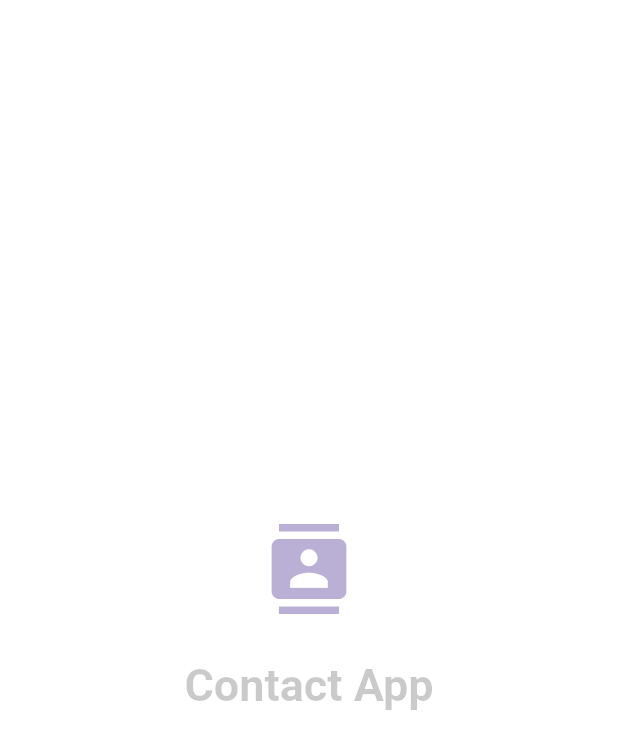
After one commit to tvishabhatt/Platfrom_Converter_app-Conatct-app-, a Flutter app: the Splace_Screen screen opened directly, on a phone screen of 412 x 824 dp. The commit adds this screen. Shown: the top 749 px of the screen. Run offline on Flutter 3.47's test engine with Material 2 defaults, Android fonts, the phone set to English and light mode, and no system bars; our stand-ins replace image_picker, shared_preferences; accounts and stored records are empty.

Commit message:
"platfrom_Convert_app_pr1"

```diff
--- /dev/null
+++ b/lib/Splace_Screen.dart
@@ -0,0 +1,68 @@
+import 'package:flutter/material.dart';
+import 'package:platform_converter_app/ThemeProvider.dart';
+import 'package:platform_converter_app/android_contact.dart';
+import 'package:provider/provider.dart';
+
+class Splace_Screen extends StatefulWidget{
+  @override
+  State<StatefulWidget> createState() {
+    // TODO: implement createState
+    return Splace_ScreenState();
+  }
+
+}
+class Splace_ScreenState extends State<Splace_Screen> with SingleTickerProviderStateMixin{
+   late AnimationController _controller;
+   late Animation<double> _animation;
+  @override
+  void initState() {
+    super.initState();
+    _controller = AnimationController(
+      vsync: this,
+      duration: Duration(seconds: 4),
+    );
+    _animation = CurvedAnimation(
+      parent: _controller,
+      curve: Curves.easeInOut,
+    );
+    _controller.forward();
+    Future.delayed(Duration(seconds: 4),() {
+      Navigator.pushReplacement(context, MaterialPageRoute(builder: (context) => android_contact(),));
+    },);
+  }
+  Widget build(BuildContext context) {
+
+
+    return Consumer(
+      builder: (context,ThemeProvider themeProvider,child) {
+        return Scaffold(
+          backgroundColor: themeProvider.isLight?Colors.white:Colors.black,
+          body: Center(
+            child: FadeTransition(
+              opacity: _animation,
+              child:Column(mainAxisAlignment: MainAxisAlignment.center,crossAxisAlignment: CrossAxisAlignment.center,
+                children: [
+                  Icon(Icons.contacts,color: Color(0xff6A53A7),size: 60,),
+                  SizedBox(height: 30,),
+                  FadeTransition(
+                    opacity: _animation,
+                    child: Center(
+                      child: Text("Contact App",style: TextStyle(color: themeProvider.isLight?Colors.black:Colors.white,fontSize: 30,fontWeight: FontWeight.bold),),
+                    ),
+                  )
+                ],
+              )
+            ),
+          ),
+        );
+      }
+    );
+  }
+
+   @override
+   void dispose() {
+     _controller.dispose();
+     super.dispose();
+   }
+
+}
--- a/lib/android_contact.dart
+++ b/lib/android_contact.dart
@@ -259,6 +259,9 @@ class android_contactState extends State<android_contact> with SingleTickerProvi
                                       builder: (context,ContactList,child) {
 
                                         return ElevatedButton(
+                                          style: ButtonStyle(
+                                            backgroundColor: MaterialStateProperty.all<Color>(Color(0xff6A53A7)),
+                                          ),
                                           onPressed: () {
                                             contactprovider.addContact(mainContact(Fullname.text.toString(), Phonenumber.text.toString(), Chat.text.toString(), dateinput.text.toString(), timeinput.text.toString()));
                                             contactprovider.saveContacts();
--- a/lib/main.dart
+++ b/lib/main.dart
@@ -1,4 +1,5 @@
 import 'package:flutter/material.dart';
+import 'package:platform_converter_app/Splace_Screen.dart';
 import 'package:platform_converter_app/ThemeProvider.dart';
 import 'package:platform_converter_app/android_contact.dart';
 import 'package:provider/provider.dart';
@@ -39,7 +40,7 @@ class MyApp extends StatelessWidget {
       routes: {
         '/addContact': (context) => android_contact(),
       },
-      home:android_contact(),
+      home:Splace_Screen(),
 
 
     );
```
Also changed, not shown: lib/ios_contact.dart (+5 -2 lines), 6 other files.
